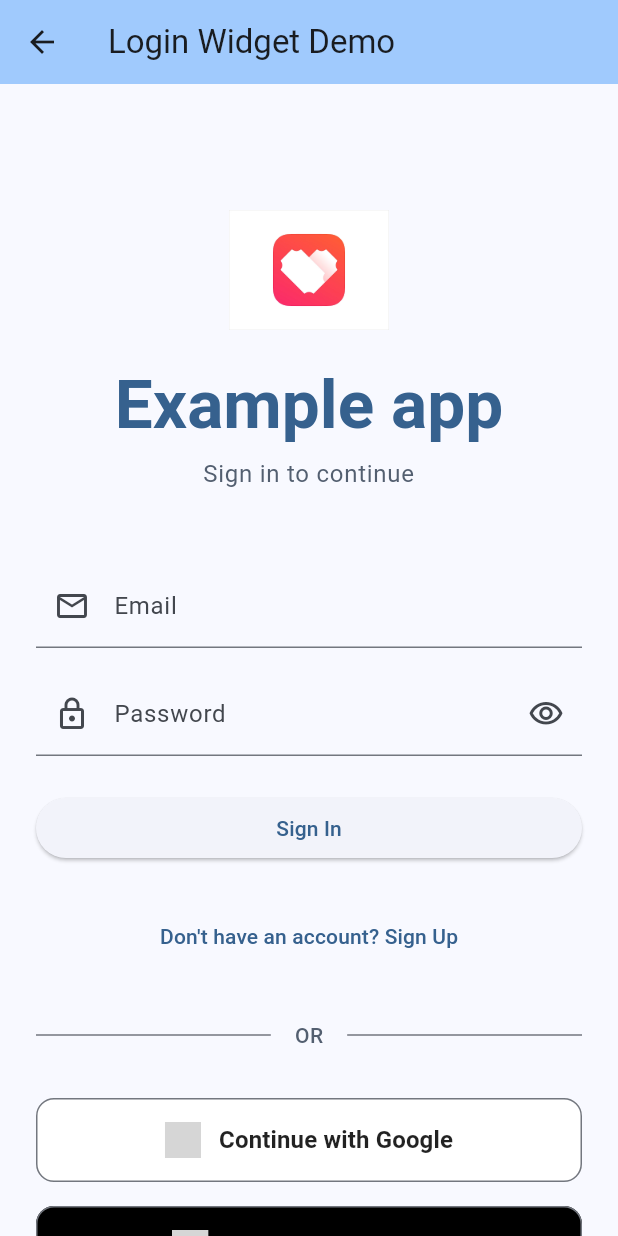
After one commit to Anyhoosolutions/flutter_platform_kit, a Flutter app: the screen it shows after launch, after a tap on "Login Widget Demo", on a phone screen of 412 x 824 dp. The commit adds this screen. Run offline on Flutter 3.47's test engine with Material 3 defaults, Android fonts, the phone set to English and light mode, and no system bars; drawn by our look-alikes of flutter_form_builder; our stand-ins replace cross_file, dotted_border, firebase_auth, flutter_bloc, flutter_svg, form_builder_validators and 3 more; missing offline and left inert: device_frame_plus, widgetbook, widgetbook_annotation; accounts and stored records are empty; grey boxes are pictures that could not be loaded.

Commit message:
Adding a LoginWidget

```diff
--- a/example_app/lib/pages/home_page.dart
+++ b/example_app/lib/pages/home_page.dart
@@ -1,4 +1,10 @@
+import 'package:anyhoo_auth/cubit/auth_cubit.dart';
+import 'package:anyhoo_auth/widgets/login_widget.dart';
+import 'package:anyhoo_core/models/auth_user.dart';
+import 'package:example_app/models/example_user.dart';
+import 'package:example_app/services/mock_auth_service.dart';
 import 'package:flutter/material.dart';
+import 'package:flutter_bloc/flutter_bloc.dart';
 import 'auth_demo_page.dart';
 import 'image_selector_demo_page.dart';
 
@@ -22,6 +28,33 @@ class HomePage extends StatelessWidget {
             icon: Icons.login,
             onTap: () {
               Navigator.push(context, MaterialPageRoute(builder: (_) => const AuthDemoPage()));
+            },
+          ),
+          const SizedBox(height: 16),
+          _DemoCard(
+            title: 'Login Widget Demo',
+            description: 'Demonstrates the login widget',
+            icon: Icons.login,
+            onTap: () {
+              final authService = createMockAuthService();
+
+              Navigator.push(
+                context,
+                MaterialPageRoute(
+                  builder: (_) {
+                    return Scaffold(
+                      appBar: AppBar(
+                        title: const Text('Login Widget Demo'),
+                        backgroundColor: Theme.of(context).colorScheme.inversePrimary,
+                      ),
+                      body: BlocProvider<AuthCubit<AuthUser>>(
+                        create: (_) => AuthCubit<ExampleUser>(authService: authService),
+                        child: LoginWidget(title: 'Example app', assetLogoPath: 'assets/images/logo.webp'),
+                      ),
+                    );
+                  },
+                ),
+              );
             },
           ),
           const SizedBox(height: 16),
--- /dev/null
+++ b/packages/anyhoo_auth/lib/widgets/login_widget.dart
@@ -0,0 +1,389 @@
+import 'package:anyhoo_auth/cubit/auth_cubit.dart';
+import 'package:anyhoo_auth/cubit/auth_state.dart';
+import 'package:anyhoo_core/models/auth_user.dart';
+import 'package:flutter/material.dart';
+import 'package:flutter_bloc/flutter_bloc.dart';
+import 'package:flutter_form_builder/flutter_form_builder.dart';
+import 'package:flutter_svg/flutter_svg.dart';
+import 'package:form_builder_validators/form_builder_validators.dart';
+
+class LoginWidget extends StatefulWidget {
+  const LoginWidget({
+    super.key,
+    required this.title,
+    this.assetLogoPath,
+  });
+
+  final String title;
+  final String? assetLogoPath;
+
+  @override
+  State<LoginWidget> createState() => _LoginWidgetState();
+}
+
+class _LoginWidgetState extends State<LoginWidget> {
+  final _formKey = GlobalKey<FormBuilderState>();
+  bool _isLoading = false;
+  bool _isSignUp = false;
+  bool _obscurePassword = true;
+
+  @override
+  Widget build(BuildContext context) {
+    return BlocListener<AuthCubit, AuthState>(
+      listener: (context, state) {
+        if (state is AuthUser) {
+          // Navigate to main app or show success
+          ScaffoldMessenger.of(context).showSnackBar(
+            SnackBar(
+              content: Text('Welcome, ${state.user?.email ?? 'User'}!'),
+              backgroundColor: Theme.of(context).primaryColor,
+            ),
+          );
+        }
+        if (state.errorMessage != null) {
+          ScaffoldMessenger.of(context).showSnackBar(
+            SnackBar(
+              content: Text(state.errorMessage!),
+              backgroundColor: Theme.of(context).colorScheme.error,
+            ),
+          );
+        }
+      },
+      child: SafeArea(
+        child: SingleChildScrollView(
+          padding: const EdgeInsets.all(24.0),
+          child: Column(
+            crossAxisAlignment: CrossAxisAlignment.stretch,
+            children: [
+              const SizedBox(height: 60),
+              // App Logo/Title
+              if (widget.assetLogoPath != null) Image.asset(widget.assetLogoPath!, width: 80, height: 80),
+              const SizedBox(height: 24),
+              Text(
+                widget.title,
+                style: Theme.of(context).textTheme.displayMedium?.copyWith(
+                      color: Theme.of(context).colorScheme.primary,
+                      fontWeight: FontWeight.bold,
+                    ),
+                textAlign: TextAlign.center,
+              ),
+              const SizedBox(height: 8),
+              Text(
+                _isSignUp ? 'Create your account' : 'Sign in to continue',
+                style: Theme.of(context).textTheme.bodyLarge?.copyWith(
+                      color: Theme.of(context).colorScheme.secondary,
+                    ),
+                textAlign: TextAlign.center,
+              ),
+              const SizedBox(height: 48),
+
+              // Email/Password Form
+              FormBuilder(
+                key: _formKey,
+                child: Column(
+                  children: [
+                    FormBuilderTextField(
+                      name: 'email',
+                      decoration: const InputDecoration(
+                        labelText: 'Email',
+                        prefixIcon: Icon(Icons.email_outlined),
+                      ),
+                      keyboardType: TextInputType.emailAddress,
+                      validator: FormBuilderValidators.compose([
+                        FormBuilderValidators.required(),
+                        FormBuilderValidators.email(),
+                      ]),
+                    ),
+                    const SizedBox(height: 16),
+                    FormBuilderTextField(
+                      name: 'password',
+                      decoration: InputDecoration(
+                        labelText: 'Password',
+                        prefixIcon: const Icon(Icons.lock_outlined),
+                        suffixIcon: IconButton(
+                          icon: Icon(
+                            _obscurePassword ? Icons.visibility_outlined : Icons.visibility_off_outlined,
+                          ),
+                          onPressed: () {
+                            setState(() {
+                              _obscurePassword = !_obscurePassword;
+                            });
+                          },
+                        ),
+                      ),
+                      obscureText: _obscurePassword,
+                      validator: FormBuilderValidators.compose([
+                        FormBuilderValidators.required(),
+                        FormBuilderValidators.minLength(6),
+                      ]),
+                    ),
+                    const SizedBox(height: 24),
+
+                    // Sign In/Up Button
+                    SizedBox(
+                      width: double.infinity,
+                      child: ElevatedButton(
+                        onPressed: _isLoading ? null : _handleEmailAuth,
+                        child: _isLoading
+                            ? const SizedBox(
+                                height: 20,
+                                width: 20,
+                                child: CircularProgressIndicator(), // TODO: WaitingView()
+                              )
+                            : Text(_isSignUp ? 'Create Account' : 'Sign In'),
+                      ),
+                    ),
+                  ],
+                ),
+              ),
+
+              const SizedBox(height: 24),
+
+              // Toggle between Sign In and Sign Up
+              TextButton(
+                onPressed: () {
+                  setState(() {
+                    _isSignUp = !_isSignUp;
+                  });
+                },
+                child: Text(
+                  _isSignUp ? 'Already have an account? Sign In' : 'Don\'t have an account? Sign Up',
+                ),
+              ),
+
+              const SizedBox(height: 32),
+
+              // Divider
+              Row(
+                children: [
+                  Expanded(
+                    child: Divider(color: Theme.of(context).colorScheme.outline, thickness: 1),
+                  ),
+                  Padding(
+                    padding: const EdgeInsets.symmetric(horizontal: 16),
+                    child: Text(
+                      'OR',
+                      style: TextStyle(
+                        color: Theme.of(context).colorScheme.secondary,
+                        fontWeight: FontWeight.w500,
+                      ),
+                    ),
+                  ),
+                  Expanded(
+                    child: Divider(color: Theme.of(context).colorScheme.outline, thickness: 1),
+                  ),
+                ],
+              ),
+
+              const SizedBox(height: 32),
+
+              // Social Sign In Buttons
+              _buildSocialSignInButton(
+                onPressed: _isLoading ? null : _handleGoogleSignIn,
+                icon: 'images/google_icon.svg',
+                text: 'Continue with Google',
+                backgroundColor: Colors.white,
+                textColor: Colors.black87,
+                borderColor: Theme.of(context).colorScheme.outline,
+              ),
+
+              const SizedBox(height: 16),
+
+              _buildSocialSignInButton(
+                onPressed: _isLoading ? null : _handleAppleSignIn,
+                icon: 'assets/images/apple_icon.svg',
+                text: 'Continue with Apple',
+                backgroundColor: Colors.black,
+                textColor: Colors.white,
+                borderColor: Theme.of(context).colorScheme.outline,
+              ),
+
+              const SizedBox(height: 32),
+
+              // Anonymous Sign In Button
+              SizedBox(
+                width: double.infinity,
+                child: OutlinedButton(
+                  onPressed: _isLoading ? null : _handleAnonymousSignIn,
+                  style: OutlinedButton.styleFrom(
+                    backgroundColor: Colors.transparent,
+                    foregroundColor: Theme.of(context).colorScheme.primary,
+                    // side: BorderSide(color: AppTheme.primaryColor),
+                    padding: const EdgeInsets.symmetric(vertical: 16),
+                    shape: RoundedRectangleBorder(
+                      borderRadius: BorderRadius.circular(12),
+                    ),
+                  ),
+                  child: Row(
+                    mainAxisAlignment: MainAxisAlignment.center,
+                    children: [
+                      Icon(
+                        Icons.person_outline,
+                        size: 24,
+                        color: Theme.of(context).colorScheme.primary,
+                      ),
+                      const SizedBox(width: 12),
+                      Text(
+                        'Continue as Guest',
+                        style: TextStyle(
+                          fontSize: 16,
+                          fontWeight: FontWeight.w600,
+                          color: Theme.of(context).colorScheme.primary,
+                        ),
+                      ),
+                    ],
+                  ),
+                ),
+              ),
+
+              const SizedBox(height: 32),
+
+              // Terms and Privacy
+              Text(
+                'By continuing, you agree to our Terms of Service and Privacy Policy',
+                style: Theme.of(context).textTheme.bodySmall?.copyWith(
+                      color: Theme.of(context).colorScheme.secondary,
+                    ),
+                textAlign: TextAlign.center,
+              ),
+            ],
+          ),
+        ),
+      ),
+    );
+  }
+
+  Widget _buildSocialSignInButton({
+    required VoidCallback? onPressed,
+    required String icon,
+    required String text,
+    required Color backgroundColor,
+    required Color textColor,
+    required Color borderColor,
+  }) {
+    return SizedBox(
+      width: double.infinity,
+      child: OutlinedButton(
+        onPressed: onPressed,
+        style: OutlinedButton.styleFrom(
+          backgroundColor: backgroundColor,
+          foregroundColor: textColor,
+          side: BorderSide(color: borderColor),
+          padding: const EdgeInsets.symmetric(vertical: 16),
+          shape: RoundedRectangleBorder(
+            borderRadius: BorderRadius.circular(12),
+          ),
+        ),
+        child: Row(
+          mainAxisAlignment: MainAxisAlignment.center,
+          children: [
+            SvgPicture.asset(icon, width: 24, height: 24),
+            const SizedBox(width: 12),
+            Text(
+              text,
+              style: TextStyle(
+                fontSize: 16,
+                fontWeight: FontWeight.w600,
+                color: textColor,
+              ),
+            ),
+          ],
+        ),
+      ),
+    );
+  }
+
+  void _handleEmailAuth() async {
+    if (_formKey.currentState?.saveAndValidate() ?? false) {
+      setState(() {
+        _isLoading = true;
+      });
+
+      final formData = _formKey.currentState!.value;
+      final email = formData['email'] as String;
+      final password = formData['password'] as String;
+
+      try {
+        if (_isSignUp) {
+          context.read<AuthCubit>().login(email, password); // TODO: Create account
+        } else {
+          context.read<AuthCubit>().login(email, password);
+        }
+      } catch (e) {
+        ScaffoldMessenger.of(context).showSnackBar(
+          SnackBar(
+            content: Text('Error: ${e.toString()}'),
+            backgroundColor: Theme.of(context).colorScheme.error,
+          ),
+        );
+      } finally {
+        setState(() {
+          _isLoading = false;
+        });
+      }
+    }
+  }
+
+  void _handleGoogleSignIn() async {
+    setState(() {
+      _isLoading = true;
+    });
+
+    try {
+      context.read<AuthCubit>().loginWithGoogle();
+    } catch (e) {
+      ScaffoldMessenger.of(context).showSnackBar(
+        SnackBar(
+          content: Text('Error signing in with Google: ${e.toString()}'),
+          // backgroundColor: AppTheme.errorColor,
+        ),
+      );
+    } finally {
+      setState(() {
+        _isLoading = false;
+      });
+    }
+  }
+
+  void _handleAppleSignIn() async {
+    setState(() {
+      _isLoading = true;
+    });
+
+    try {
+      context.read<AuthCubit>().loginWithApple();
+    } catch (e) {
+      ScaffoldMessenger.of(context).showSnackBar(
+        SnackBar(
+          content: Text('Error signing in with Apple: ${e.toString()}'),
+          // backgroundColor: AppTheme.errorColor,
+        ),
+      );
+    } finally {
+      setState(() {
+        _isLoading = false;
+      });
+    }
+  }
+
+  void _handleAnonymousSignIn() async {
+    setState(() {
+      _isLoading = true;
+    });
+
+    try {
+      context.read<AuthCubit>().loginWithAnonymous();
+    } catch (e) {
+      ScaffoldMessenger.of(context).showSnackBar(
+        SnackBar(
+          content: Text('Error signing in anonymously: ${e.toString()}'),
+          // backgroundColor: AppTheme.errorColor,
+        ),
+      );
+    } finally {
+      setState(() {
+        _isLoading = false;
+      });
+    }
+  }
+}
```
Also changed, not shown: example_app/pubspec.yaml (+3 -63 lines), packages/anyhoo_auth/pubspec.yaml (+5 -35 lines), example_app/assets/images/baking.png (added), example_app/assets/images/logo.webp (added), packages/anyhoo_auth/assets/images/apple_icon.svg (added), packages/anyhoo_auth/assets/images/google_icon.svg (added).
